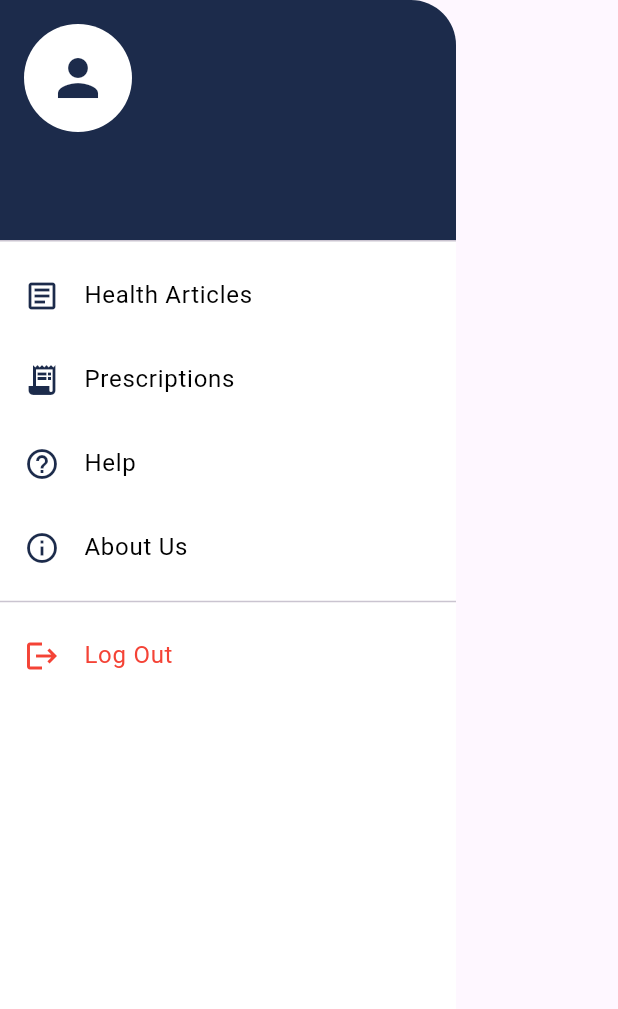
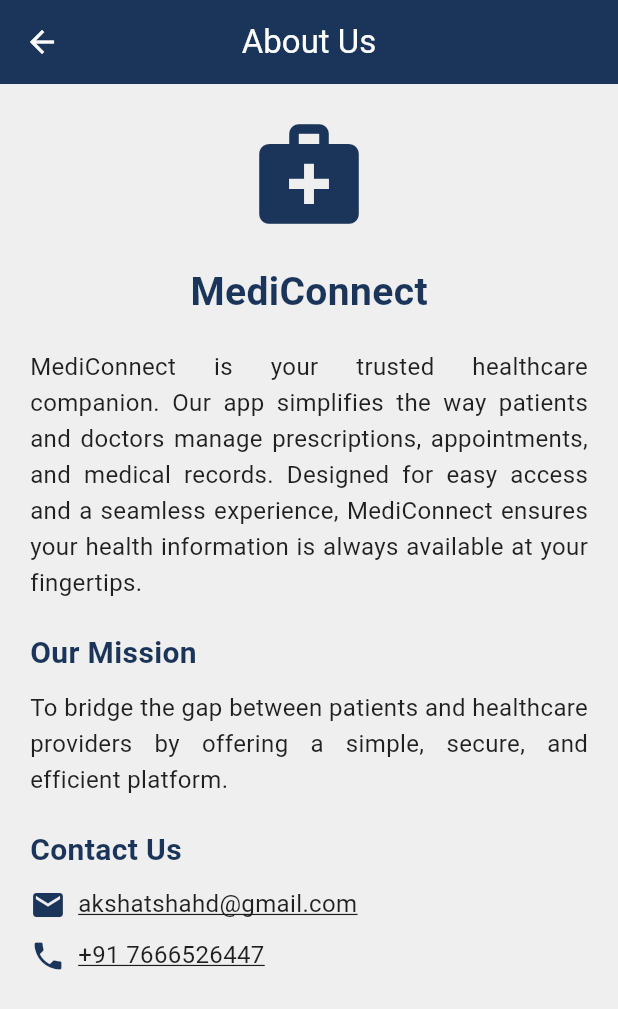
Before and after one commit to xdanujj/mediconnect, a Flutter app: the SideMenu widget shown alone on an empty page, opened directly, after a tap on "About Us", on a phone screen of 412 x 824 dp. Shown: the top 1009 px of the screen. Run offline on Flutter 3.47's test engine with Material 3 defaults, Android fonts, the phone set to English and light mode, and no system bars; our stand-ins replace file_picker, image_picker, printing, supabase_flutter; accounts and stored records are empty; network calls fail.

Commit message:
prescription backend and help and about us page

```diff
--- /dev/null
+++ b/mediconnect/lib/AboutUs.dart
@@ -0,0 +1,149 @@
+import 'package:flutter/material.dart';
+import 'package:flutter/services.dart'; // Importing the Clipboard package
+import 'package:url_launcher/url_launcher.dart';
+
+class AboutUsPage extends StatelessWidget {
+  const AboutUsPage({Key? key}) : super(key: key);
+
+  @override
+  Widget build(BuildContext context) {
+    return Scaffold(
+      backgroundColor: const Color(0xFFEFEFEF),
+      appBar: AppBar(
+        backgroundColor: const Color(0xFF1B355A),
+        leading: IconButton(
+          icon: const Icon(Icons.arrow_back, color: Colors.white),
+          onPressed: () {
+            Navigator.pop(context);
+          },
+        ),
+        title: const Text(
+          'About Us',
+          style: TextStyle(color: Colors.white),
+        ),
+        centerTitle: true,
+        elevation: 0,
+      ),
+      body: Padding(
+        padding: const EdgeInsets.all(20.0),
+        child: SingleChildScrollView(
+          child: Column(
+            crossAxisAlignment: CrossAxisAlignment.start,
+            children: [
+              Center(
+                child: Icon(Icons.medical_services, size: 80, color: Color(0xFF1B355A)),
+              ),
+              const SizedBox(height: 20),
+              const Center(
+                child: Text(
+                  'MediConnect',
+                  style: TextStyle(
+                    fontSize: 26,
+                    fontWeight: FontWeight.bold,
+                    color: Color(0xFF1B355A),
+                  ),
+                ),
+              ),
+              const SizedBox(height: 20),
+              const Text(
+                'MediConnect is your trusted healthcare companion. '
+                    'Our app simplifies the way patients and doctors manage prescriptions, appointments, and medical records. '
+                    'Designed for easy access and a seamless experience, MediConnect ensures your health information is always available at your fingertips.',
+                style: TextStyle(
+                  fontSize: 16,
+                  color: Colors.black87,
+                  height: 1.5,
+                ),
+                textAlign: TextAlign.justify,
+              ),
+              const SizedBox(height: 20),
+              const Text(
+                'Our Mission',
+                style: TextStyle(
+                  fontSize: 20,
+                  fontWeight: FontWeight.bold,
+                  color: Color(0xFF1B355A),
+                ),
+              ),
+              const SizedBox(height: 10),
+              const Text(
+                'To bridge the gap between patients and healthcare providers by offering a simple, secure, and efficient platform.',
+                style: TextStyle(
+                  fontSize: 16,
+                  color: Colors.black87,
+                  height: 1.5,
+                ),
+                textAlign: TextAlign.justify,
+              ),
+              const SizedBox(height: 20),
+              const Text(
+                'Contact Us',
+                style: TextStyle(
+                  fontSize: 20,
+                  fontWeight: FontWeight.bold,
+                  color: Color(0xFF1B355A),
+                ),
+              ),
+              const SizedBox(height: 10),
+              GestureDetector(
+                onTap: () async {
+                  final emailUrl = Uri.parse('mailto:akshatshahd@gmail.com');
+                  if (await canLaunch(emailUrl.toString())) {
+                    await launch(emailUrl.toString());
+                  }
+                },
+                child: Row(
+                  children: [
+                    const Icon(Icons.email, color: Color(0xFF1B355A)),
+                    const SizedBox(width: 8),
+                    GestureDetector(
+                      onTap: () {
+                        Clipboard.setData(ClipboardData(text: 'akshatshahd@gmail.com'));
+                        ScaffoldMessenger.of(context).showSnackBar(
+                          const SnackBar(content: Text('Email copied to clipboard!')),
+                        );
+                      },
+                      child: Text(
+                        'akshatshahd@gmail.com',
+                        style: const TextStyle(
+                          fontSize: 16,
+                          color: Colors.black87,
+                          height: 1.5,
+                          decoration: TextDecoration.underline, // Underline added
+                        ),
+                      ),
+                    ),
+                  ],
+                ),
+              ),
+              const SizedBox(height: 10),
+              GestureDetector(
+                onTap: () async {
+                  final phoneUrl = Uri.parse('tel:+917666526447');
+                  if (await canLaunch(phoneUrl.toString())) {
+                    await launch(phoneUrl.toString());
+                  }
+                },
+                child: Row(
+                  children: [
+                    const Icon(Icons.phone, color: Color(0xFF1B355A)),
+                    const SizedBox(width: 8),
+                    Text(
+                      '+91 7666526447',
+                      style: const TextStyle(
+                        fontSize: 16,
+                        color: Colors.black87,
+                        height: 1.5,
+                        decoration: TextDecoration.underline, // Underline added
+                      ),
+                    ),
+                  ],
+                ),
+              ),
+            ],
+          ),
+        ),
+      ),
+    );
+  }
+}
--- a/mediconnect/lib/sidemenu.dart
+++ b/mediconnect/lib/sidemenu.dart
@@ -2,7 +2,10 @@ import 'package:flutter/material.dart';
 import 'package:mediconnect/supabaseservices.dart';
 import 'package:supabase_flutter/supabase_flutter.dart';
 import 'HealthArticles.dart';
-import 'Prescriptions.dart'; // ✅ Import Prescription Page
+import 'Prescriptions.dart';
+import 'HelpPage.dart';
+import 'AboutUs.dart';
+import 'ProfileScreen.dart'; // ✅ Import the ProfileScreen
 
 class SideMenu extends StatefulWidget {
   @override
@@ -77,6 +80,17 @@ class _SideMenuState extends State<SideMenu> {
                 color: Color(0xFF1C2B4B),
               ),
             ),
+            buildMenuItem(Icons.person_outline, 'Profile', () {
+              Navigator.push(
+                context,
+                MaterialPageRoute(
+                  builder: (context) => ProfileScreen(
+                    name: displayName,
+                    email: email,
+                  ),
+                ),
+              );
+            }),
             buildMenuItem(Icons.article_outlined, 'Health Articles', () {
               Navigator.push(
                 context,
@@ -86,11 +100,21 @@ class _SideMenuState extends State<SideMenu> {
             buildMenuItem(Icons.receipt_long, 'Prescriptions', () {
               Navigator.push(
                 context,
-                MaterialPageRoute(builder: (context) => const PrescriptionPage()), // ✅ Navigate to PrescriptionPage
+                MaterialPageRoute(builder: (context) => const PrescriptionPage()),
               );
             }),
-            buildMenuItem(Icons.help_outline, 'Help', () {}),
-            buildMenuItem(Icons.info_outline, 'About Us', () {}),
+            buildMenuItem(Icons.help_outline, 'Help', () {
+              Navigator.push(
+                context,
+                MaterialPageRoute(builder: (context) => const HelpPage()),
+              );
+            }),
+            buildMenuItem(Icons.info_outline, 'About Us', () {
+              Navigator.push(
+                context,
+                MaterialPageRoute(builder: (context) => const AboutUsPage()),
+              );
+            }),
             const Divider(),
             ListTile(
               leading: const Icon(Icons.logout, color: Colors.red),
```
Also changed, not shown: mediconnect/lib/DoctorInputPrescriptionPage.dart (+40 -10 lines), mediconnect/lib/HelpPage.dart (added, +134 -0 lines), mediconnect/lib/Prescriptions.dart (+33 -25 lines), mediconnect/lib/ProfileScreen.dart (added, +105 -0 lines).
